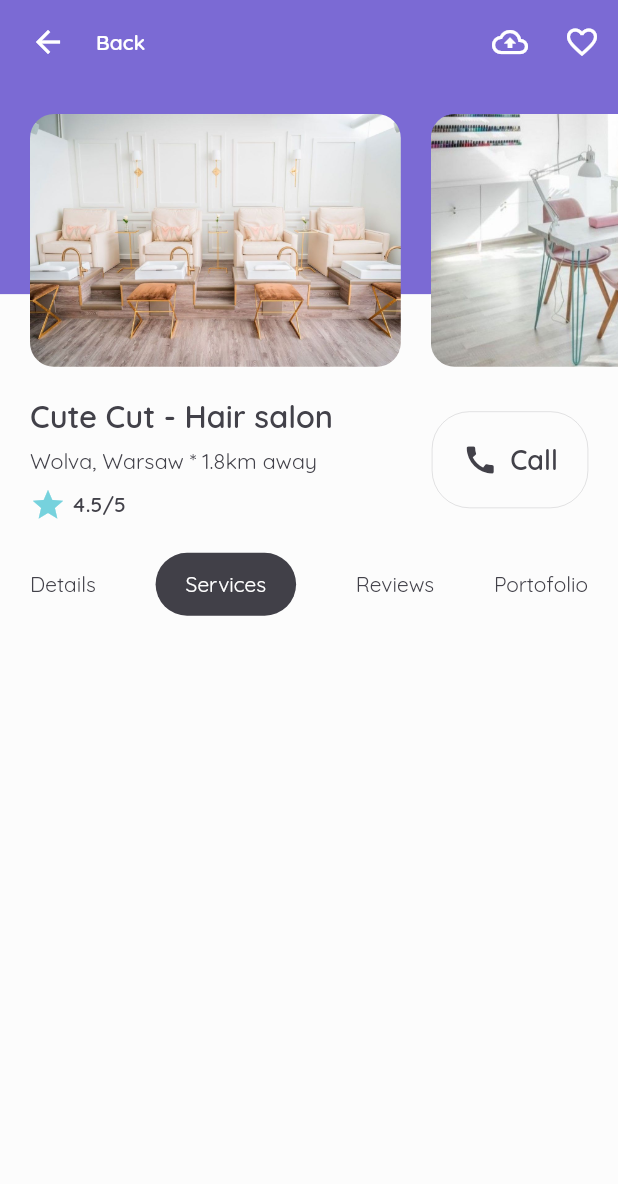
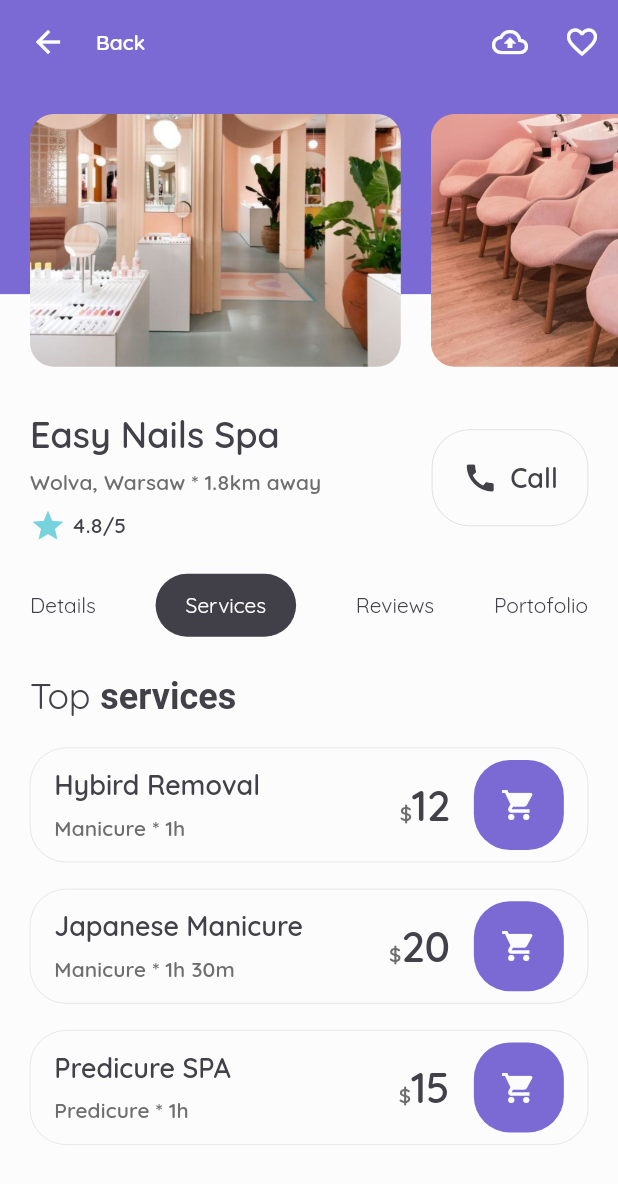
Before and after one commit to gregoriusjimmy/beauty-app, a Flutter app: the screen it shows after launch, after a tap on "Cute Cut - Hair salon", on a phone screen of 412 x 824 dp. Shown: the top 1184 px of the screen. Run offline on Flutter 3.47's test engine with Material 2 defaults, Android fonts, the phone set to English and light mode, and no system bars.

Commit message:
add kCaptionColor, add custom caption text theme,add add_to_cart_button, modify imags_prevew margin, add menut_title, add service_items

```diff
--- a/lib/constants.dart
+++ b/lib/constants.dart
@@ -5,6 +5,7 @@ const kPrimaryColor = Color(0xFF7B6AD4);
 const kPrimaryLightColor = Color(0xFF8B7DDA);
 const kSecondaryColor = Color(0xFF76D2DD);
 const kTextColor = Color(0xFF424149);
+const kCaptionColor = Color(0xFF6e6e6e);
 const kBackgroundColor = Color(0xFFFCFCFC);
 const kBlackButtonColor = Color(0xFF414048);
 
--- a/lib/main.dart
+++ b/lib/main.dart
@@ -16,10 +16,18 @@ class MyApp extends StatelessWidget {
         fontFamily: 'Quicksand',
         scaffoldBackgroundColor: kBackgroundColor,
         primaryColor: kPrimaryColor,
-        textTheme: Theme.of(context).textTheme.apply(
+        textTheme: Theme.of(context)
+            .textTheme
+            .apply(
               bodyColor: kTextColor,
               displayColor: kTextColor,
               fontFamily: 'Quicksand',
+            )
+            .copyWith(
+              caption:
+                  TextStyle(color: kCaptionColor, fontWeight: FontWeight.w600),
+              subtitle2:
+                  TextStyle(color: kCaptionColor, fontWeight: FontWeight.w600),
             ),
         visualDensity: VisualDensity.adaptivePlatformDensity,
       ),
--- /dev/null
+++ b/lib/screens/details/components/add_to_cart_button.dart
@@ -0,0 +1,29 @@
+import 'package:beauty_services_app/constants.dart';
+import 'package:flutter/material.dart';
+
+class AddToCartButton extends StatelessWidget {
+  const AddToCartButton({
+    Key? key,
+  }) : super(key: key);
+
+  @override
+  Widget build(BuildContext context) {
+    return Ink(
+      decoration: BoxDecoration(
+        borderRadius: BorderRadius.circular(24),
+        color: kPrimaryColor,
+      ),
+      child: InkWell(
+        onTap: () {},
+        borderRadius: BorderRadius.circular(24),
+        child: Padding(
+          padding: const EdgeInsets.all(18.0),
+          child: Icon(
+            Icons.shopping_cart,
+            color: kBackgroundColor,
+          ),
+        ),
+      ),
+    );
+  }
+}
--- a/lib/screens/details/components/images_preview.dart
+++ b/lib/screens/details/components/images_preview.dart
@@ -11,16 +11,17 @@ class ImagesPreview extends StatelessWidget {
     return SingleChildScrollView(
       scrollDirection: Axis.horizontal,
       child: Container(
-        margin: EdgeInsets.symmetric(
-          vertical: kDefaultPadding,
+        margin: EdgeInsets.only(
+          top: kDefaultPadding,
+          bottom: kDefaultPadding + 10,
         ),
         child: Row(
           children: <Widget>[
             ImagePreview(
-              imagePath: 'assets/images/1.jpg',
+              imagePath: 'assets/images/3.jpg',
             ),
             ImagePreview(
-              imagePath: 'assets/images/2.jpg',
+              imagePath: 'assets/images/4.jpg',
             ),
           ],
         ),
--- /dev/null
+++ b/lib/screens/details/components/menu_title.dart
@@ -0,0 +1,19 @@
+import 'package:flutter/material.dart';
+
+class MenuTitle extends StatelessWidget {
+  const MenuTitle({
+    Key? key,
+    required this.textSpans,
+  }) : super(key: key);
+
+  final List<TextSpan> textSpans;
+  @override
+  Widget build(BuildContext context) {
+    return RichText(
+      text: TextSpan(
+        style: Theme.of(context).textTheme.headline5,
+        children: textSpans,
+      ),
+    );
+  }
+}
--- a/lib/screens/details/components/salon_menu_navigation.dart
+++ b/lib/screens/details/components/salon_menu_navigation.dart
@@ -1,4 +1,6 @@
 import 'package:beauty_services_app/constants.dart';
+import 'package:beauty_services_app/screens/details/components/menu_title.dart';
+import 'package:beauty_services_app/screens/details/components/service_items.dart';
 import 'package:flutter/material.dart';
 
 class SalonMenuNavigation extends StatelessWidget {
@@ -11,10 +13,13 @@ class SalonMenuNavigation extends StatelessWidget {
     return Container(
       margin: EdgeInsets.symmetric(
           horizontal: kDefaultPadding, vertical: kDefaultPadding),
-      child: Row(
+      child: Column(
+        crossAxisAlignment: CrossAxisAlignment.start,
+        children: <Widget>[
+          Row(
             mainAxisAlignment: MainAxisAlignment.spaceBetween,
             children: <Widget>[
-          DetailsMenuButton(text: 'Details'),
+              SalonMenuNavigatonButton(text: 'Details'),
               GestureDetector(
                 onTap: () {},
                 child: Container(
@@ -31,16 +36,34 @@ class SalonMenuNavigation extends StatelessWidget {
                   ),
                 ),
               ),
-          DetailsMenuButton(text: 'Reviews'),
-          DetailsMenuButton(text: 'Portofolio'),
+              SalonMenuNavigatonButton(text: 'Reviews'),
+              SalonMenuNavigatonButton(text: 'Portofolio'),
+            ],
+          ),
+          SizedBox(
+            height: 24.0,
+          ),
+          MenuTitle(
+            textSpans: [
+              TextSpan(text: 'Top '),
+              TextSpan(
+                text: 'services',
+                style: TextStyle(fontWeight: FontWeight.w600),
+              )
+            ],
+          ),
+          SizedBox(
+            height: 20.0,
+          ),
+          ServiceItems()
         ],
       ),
     );
   }
 }
 
-class DetailsMenuButton extends StatelessWidget {
-  const DetailsMenuButton({
+class SalonMenuNavigatonButton extends StatelessWidget {
+  const SalonMenuNavigatonButton({
     Key? key,
     required this.text,
   }) : super(key: key);
--- a/lib/screens/details/components/salon_title_with_call_button.dart
+++ b/lib/screens/details/components/salon_title_with_call_button.dart
@@ -18,10 +18,9 @@ class SalonTitleWithCallButton extends StatelessWidget {
             crossAxisAlignment: CrossAxisAlignment.start,
             children: <Widget>[
               Text(
-                'Cute Cut - Hair salon',
+                'Easy Nails Spa ',
                 style: Theme.of(context).textTheme.headline5!.copyWith(
                       fontWeight: FontWeight.w600,
-                      fontSize: size.width * 0.05,
                     ),
               ),
               SizedBox(
@@ -29,9 +28,7 @@ class SalonTitleWithCallButton extends StatelessWidget {
               ),
               Text(
                 'Wolva, Warsaw * 1.8km away',
-                style: Theme.of(context).textTheme.caption!.copyWith(
-                      fontSize: size.width * 0.035,
-                    ),
+                style: Theme.of(context).textTheme.subtitle2,
               ),
               SizedBox(height: 8.0),
               Row(
@@ -44,7 +41,7 @@ class SalonTitleWithCallButton extends StatelessWidget {
                     width: 4.0,
                   ),
                   Text(
-                    '4.5/5',
+                    '4.8/5',
                     style: TextStyle(fontWeight: FontWeight.w600),
                   )
                 ],
--- /dev/null
+++ b/lib/screens/details/components/service_items.dart
@@ -0,0 +1,109 @@
+import 'package:beauty_services_app/constants.dart';
+import 'package:beauty_services_app/screens/details/components/add_to_cart_button.dart';
+import 'package:flutter/material.dart';
+
+class ServiceItems extends StatelessWidget {
+  const ServiceItems({
+    Key? key,
+  }) : super(key: key);
+
+  @override
+  Widget build(BuildContext context) {
+    return Column(
+      children: <ServiceItemCard>[
+        ServiceItemCard(
+          service: 'Hybird Removal',
+          treatment: 'Manicure',
+          duration: '1h',
+          price: 12,
+        ),
+        ServiceItemCard(
+          service: 'Japanese Manicure',
+          treatment: 'Manicure',
+          duration: '1h 30m',
+          price: 20,
+        ),
+        ServiceItemCard(
+          service: 'Predicure SPA',
+          treatment: 'Predicure',
+          duration: '1h',
+          price: 15,
+        ),
+      ],
+    );
+  }
+}
+
+class ServiceItemCard extends StatelessWidget {
+  const ServiceItemCard({
+    Key? key,
+    required this.service,
+    required this.treatment,
+    required this.duration,
+    required this.price,
+  }) : super(key: key);
+  final String service;
+  final String treatment;
+  final String duration;
+  final int price;
+  @override
+  Widget build(BuildContext context) {
+    return Container(
+      padding: EdgeInsets.symmetric(
+        horizontal: 16,
+        vertical: 8,
+      ),
+      margin: EdgeInsets.only(bottom: 18),
+      decoration: BoxDecoration(
+        border: Border.all(
+          width: 0.1,
+          color: kCaptionColor,
+        ),
+        borderRadius: BorderRadius.circular(24),
+      ),
+      child: Row(
+        children: <Widget>[
+          Column(
+            crossAxisAlignment: CrossAxisAlignment.start,
+            children: <Widget>[
+              Text(
+                service,
+                style: TextStyle(fontSize: 18, fontWeight: FontWeight.w600),
+              ),
+              SizedBox(
+                height: 8.0,
+              ),
+              Text(
+                '$treatment * $duration',
+                style: Theme.of(context).textTheme.subtitle2,
+              )
+            ],
+          ),
+          Spacer(),
+          RichText(
+            text: TextSpan(
+              style: Theme.of(context).textTheme.bodyText2,
+              children: <TextSpan>[
+                TextSpan(
+                  text: '\$',
+                  style: Theme.of(context).textTheme.subtitle2,
+                ),
+                TextSpan(
+                  text: '$price',
+                  style: Theme.of(context).textTheme.headline5!.copyWith(
+                        fontWeight: FontWeight.w600,
+                        fontSize: 28,
+                      ),
+                ),
+              ],
+            ),
+          ),
+          SizedBox(
+            width: 16.0,
+          ),
+          AddToCartButton(),
+        ],
+      ),
+    );
+  }
+}
```
Lines whose indentation alone changed are shown as unchanged.
